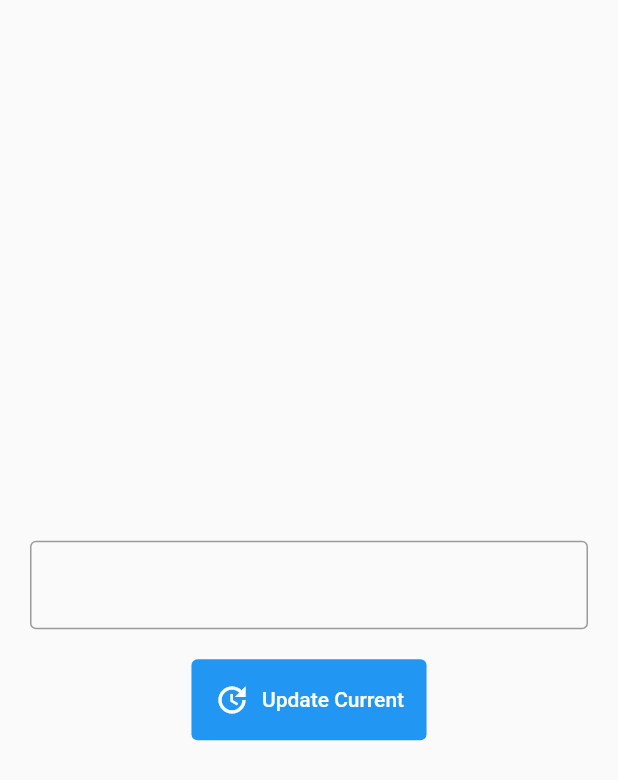
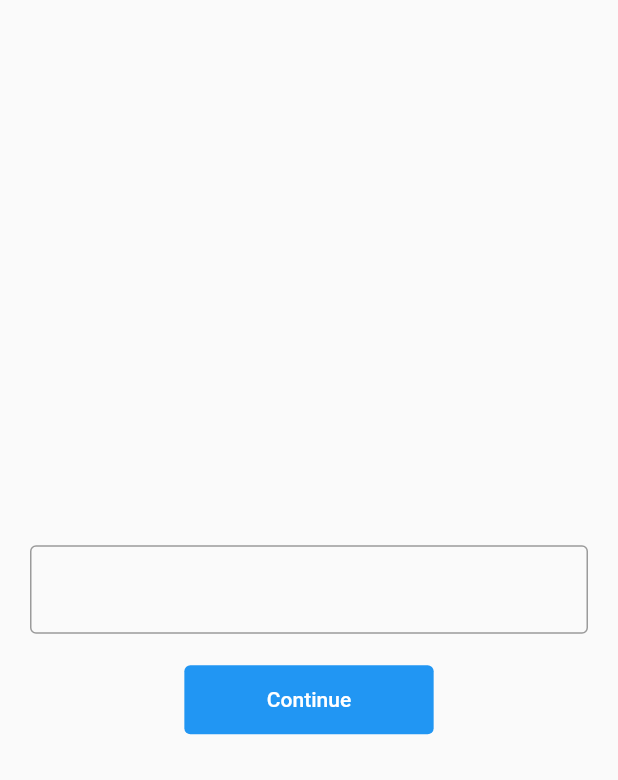
Before and after one commit to mnnlthmpsn/bloc_state, a Flutter app: the screen it shows after launch, on a phone screen of 412 x 824 dp. Shown: the top 780 px of the screen. Run offline on Flutter 3.47's test engine with Material 2 defaults, Android fonts, the phone set to English and light mode, and no system bars; our stand-ins replace flutter_bloc.

Commit message:
I have no idea

```diff
--- a/lib/events/category_event.dart
+++ b/lib/events/category_events.dart
@@ -3,7 +3,7 @@ abstract class CategoryEvent {}
 class CategoryChanged extends CategoryEvent {
   final String newCategory;
 
-  CategoryChanged({required this.newCategory});
+  CategoryChanged({ required this.newCategory });
 }
 
 class UpdateCategory extends CategoryEvent {}
--- a/lib/main.dart
+++ b/lib/main.dart
@@ -1,13 +1,45 @@
 import 'package:bloc_two/blocs/category_bloc.dart';
+import 'package:bloc_two/screens/detailScreen.dart';
 import 'package:bloc_two/screens/home.dart';
 import 'package:flutter/material.dart';
 import 'package:flutter_bloc/flutter_bloc.dart';
 
 void main() {
-  runApp(MaterialApp(
-    home: BlocProvider(
-      create: (BuildContext context) => CategoryBloc(),
-      child: HomeScreen(),
-    ),
-  ));
+  runApp(MyApp());
 }
+
+class MyApp extends StatefulWidget {
+  const MyApp({Key? key}) : super(key: key);
+
+  @override
+  _MyAppState createState() => _MyAppState();
+}
+
+class _MyAppState extends State<MyApp> {
+
+  final _categoryBloc = CategoryBloc();
+
+  @override
+  Widget build(BuildContext context) {
+    return MaterialApp(
+      routes: {
+        '/': (context) => BlocProvider.value(
+          value: _categoryBloc,
+          child: HomeScreen(),
+        ),
+        '/details': (context) => MultiBlocProvider(
+            providers: [
+              BlocProvider.value(value: _categoryBloc)
+            ],
+            child: DetailScreen()
+        )
+      },
+    );
+  }
+
+  @override
+  void dispose() {
+    _categoryBloc.close();
+    super.dispose();
+  }
+}
--- a/lib/screens/home.dart
+++ b/lib/screens/home.dart
@@ -1,7 +1,7 @@
 import 'package:bloc_two/blocs/category_bloc.dart';
-import 'package:bloc_two/events/category_event.dart';
-import 'package:bloc_two/screens/detail.dart';
-import 'package:bloc_two/states/category_state.dart';
+import 'package:bloc_two/events/category_events.dart';
+import 'package:bloc_two/screens/detailScreen.dart';
+import 'package:bloc_two/states/category_states.dart';
 import 'package:flutter/material.dart';
 import 'package:flutter_bloc/flutter_bloc.dart';
 
@@ -10,10 +10,10 @@ class HomeScreen extends StatelessWidget {
 
   @override
   Widget build(BuildContext context) {
-    return Scaffold(body: _formWidget());
+    return Scaffold(body: _formWidget(context));
   }
 
-  Widget _formWidget() {
+  Widget _formWidget(context) {
     return Padding(
       padding: const EdgeInsets.symmetric(horizontal: 20.0),
       child: Column(
@@ -31,32 +31,31 @@ class HomeScreen extends StatelessWidget {
   Widget _currentCategoryField() {
     return BlocBuilder<CategoryBloc, CategoryState>(
         builder: (BuildContext context, CategoryState state) {
-      return TextFormField(
-        onChanged: (value) => context
-            .read<CategoryBloc>()
-            .add(CategoryChanged(newCategory: value)),
-        decoration: InputDecoration(border: OutlineInputBorder()),
-      );
-    });
+          return TextFormField(
+            onChanged: (value) => context.read<CategoryBloc>().add(CategoryChanged(newCategory: value)),
+            decoration: InputDecoration(border: OutlineInputBorder()),
+          );
+        }
+    );
   }
 
   Widget _updateButton() {
-    return BlocBuilder<CategoryBloc, CategoryState>(
-      builder: (BuildContext context, CategoryState state) {
-        return TextButton.icon(
+    return BlocConsumer<CategoryBloc, CategoryState>(
+        builder: (BuildContext context, CategoryState state) {
+          return TextButton(
             style: TextButton.styleFrom(
                 backgroundColor: Colors.blue,
                 primary: Colors.white,
-                padding: EdgeInsets.all(15)),
-            onPressed: () {
-              print('initialize update');
-              context.read<CategoryBloc>().add(UpdateCategory());
-              print('initialization done');
-              Navigator.push(context, MaterialPageRoute(builder: (context) => DetailScreen()));
-            },
-            icon: Icon(Icons.update_sharp),
-            label: Text('Update Current'));
-      },
+                padding: EdgeInsets.symmetric(horizontal: 55, vertical: 15)),
+            onPressed: () => context.read<CategoryBloc>().add(UpdateCategory()),
+            child: Text('Continue'),
+          );
+        },
+        listener: (BuildContext context, CategoryState state) {
+          if (state.newCategory == state.temp) {
+            Navigator.of(context).pushNamed('/details');
+          }
+        }
     );
   }
 }
--- a/lib/states/category_state.dart
+++ /dev/null
@@ -1,12 +0,0 @@
-class CategoryState {
-  final String? currentCategory;
-  final String? temp;
-
-  CategoryState({this.currentCategory = 'Update me', this.temp = ''});
-
-  CategoryState copyWith({String? currentCategory, String? temp}) {
-    return CategoryState(
-        currentCategory: currentCategory ?? this.currentCategory,
-        temp: temp ?? this.temp);
-  }
-}
--- /dev/null
+++ b/lib/states/category_states.dart
@@ -0,0 +1,10 @@
+class CategoryState {
+  final String? newCategory;
+  final String? temp;
+
+  CategoryState({ this.newCategory = '', this.temp = '' });
+
+  CategoryState copyWith({ String? newCategory, String? temp  }) {
+    return CategoryState(newCategory: newCategory ?? this.newCategory, temp: temp ?? this.temp);
+  }
+}
```
Also changed, not shown: lib/blocs/category_bloc.dart (+4 -6 lines), lib/screens/detail.dart (deleted, +0 -21 lines), lib/screens/detailScreen.dart (added, +21 -0 lines).
